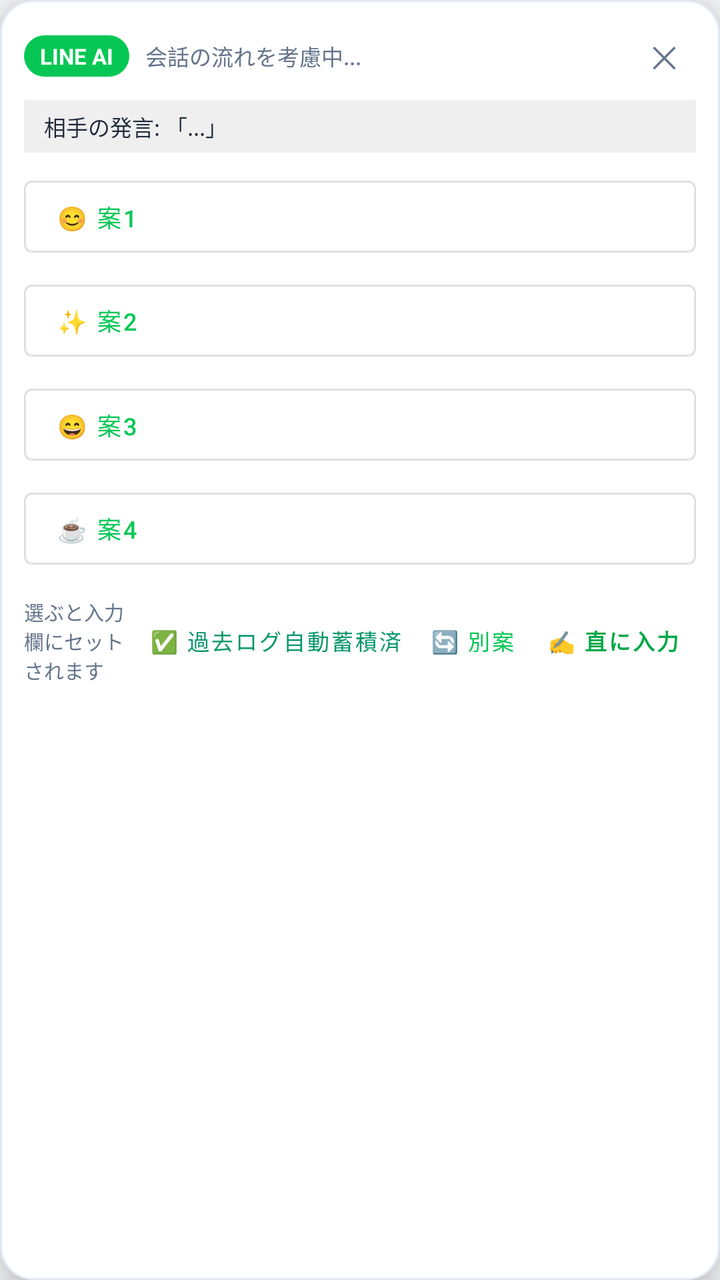
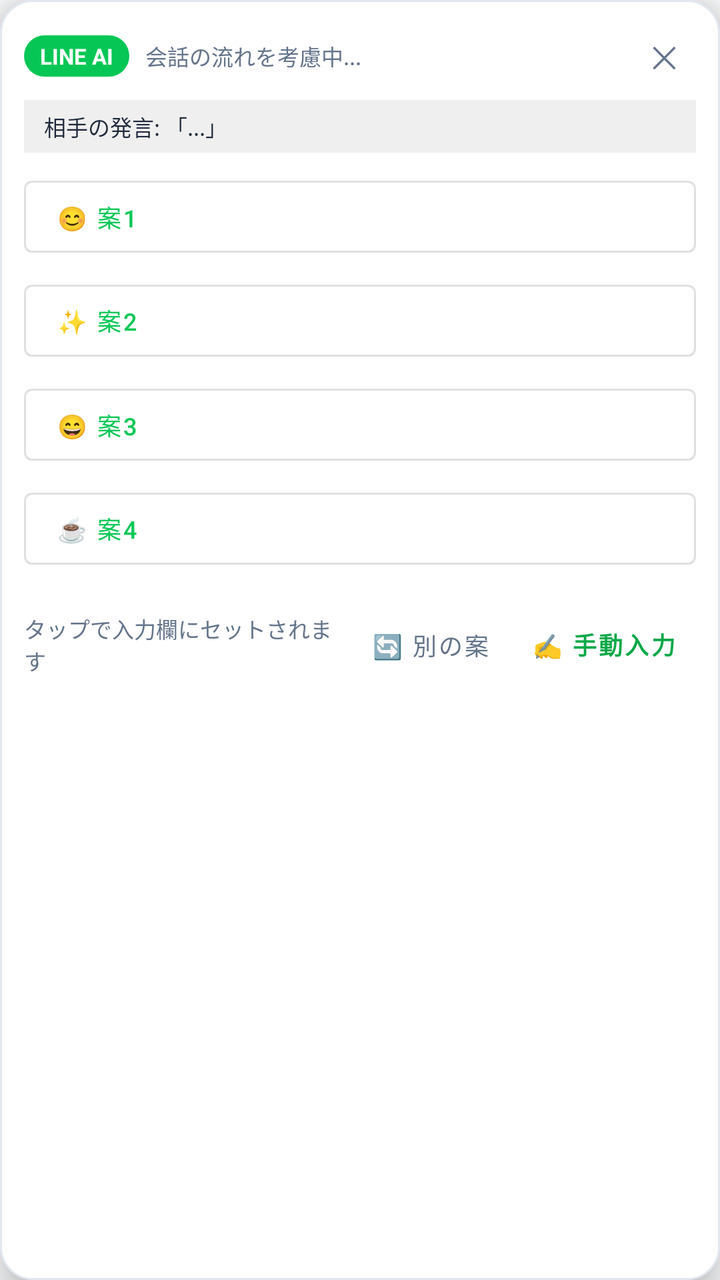

Compare the two renders of this Android layout. The source of the first and the diff that turns it into the second are given below.
<!-- AndroidManifest.xml: application theme Theme.LineAiReply -->
<!-- res/layout/overlay_line_replies.xml -->
<?xml version="1.0" encoding="utf-8"?>
<LinearLayout xmlns:android="http://schemas.android.com/apk/res/android"
    android:id="@+id/cardRoot"
    android:layout_width="match_parent"
    android:layout_height="wrap_content"
    android:background="@drawable/bg_reply_sheet"
    android:elevation="12dp"
    android:orientation="vertical"
    android:padding="12dp">

    
    <LinearLayout
        android:layout_width="match_parent"
        android:layout_height="wrap_content"
        android:gravity="center_vertical"
        android:orientation="horizontal">

        <TextView
            android:id="@+id/textPlatformTag"
            android:layout_width="wrap_content"
            android:layout_height="wrap_content"
            android:background="@drawable/bg_line_pill"
            android:paddingHorizontal="8dp"
            android:paddingVertical="3dp"
            android:text="LINE AI"
            android:textColor="@color/white"
            android:textSize="11sp"
            android:textStyle="bold" />

        <TextView
            android:id="@+id/textContextSummary"
            android:layout_width="0dp"
            android:layout_height="wrap_content"
            android:layout_marginStart="8dp"
            android:layout_weight="1"
            android:ellipsize="end"
            android:maxLines="1"
            android:text="会話の流れを考慮中..."
            android:textColor="@color/text_secondary"
            android:textSize="11sp" />

        <TextView
            android:id="@+id/btnClose"
            android:layout_width="32dp"
            android:layout_height="32dp"
            android:gravity="center"
            android:text="✕"
            android:textColor="@color/text_secondary"
            android:textSize="15sp" />
    </LinearLayout>

    
    <TextView
        android:id="@+id/textPartnerMessagePreview"
        android:layout_width="match_parent"
        android:layout_height="wrap_content"
        android:layout_marginTop="6dp"
        android:background="#10000000"
        android:paddingHorizontal="10dp"
        android:paddingVertical="5dp"
        android:ellipsize="end"
        android:maxLines="2"
        android:text="相手の発言: 「...」"
        android:textColor="@color/text_primary"
        android:textSize="11sp" />

    
    <LinearLayout
        android:id="@+id/optionsLayout"
        android:layout_width="match_parent"
        android:layout_height="wrap_content"
        android:layout_marginTop="8dp"
        android:orientation="vertical">

        <Button
            android:id="@+id/btnOpt1"
            style="@style/Widget.MaterialComponents.Button.OutlinedButton"
            android:layout_width="match_parent"
            android:layout_height="wrap_content"
            android:layout_marginBottom="4dp"
            android:gravity="start|center_vertical"
            android:paddingVertical="6dp"
            android:text="😊 案1"
            android:textAllCaps="false"
            android:textSize="12sp" />

        <Button
            android:id="@+id/btnOpt2"
            style="@style/Widget.MaterialComponents.Button.OutlinedButton"
            android:layout_width="match_parent"
            android:layout_height="wrap_content"
            android:layout_marginBottom="4dp"
            android:gravity="start|center_vertical"
            android:paddingVertical="6dp"
            android:text="✨ 案2"
            android:textAllCaps="false"
            android:textSize="12sp" />

        <Button
            android:id="@+id/btnOpt3"
            style="@style/Widget.MaterialComponents.Button.OutlinedButton"
            android:layout_width="match_parent"
            android:layout_height="wrap_content"
            android:layout_marginBottom="4dp"
            android:gravity="start|center_vertical"
            android:paddingVertical="6dp"
            android:text="😄 案3"
            android:textAllCaps="false"
            android:textSize="12sp" />

        <Button
            android:id="@+id/btnOpt4"
            style="@style/Widget.MaterialComponents.Button.OutlinedButton"
            android:layout_width="match_parent"
            android:layout_height="wrap_content"
            android:layout_marginBottom="6dp"
            android:gravity="start|center_vertical"
            android:paddingVertical="6dp"
            android:text="☕ 案4"
            android:textAllCaps="false"
            android:textSize="12sp" />
    </LinearLayout>

    
    <LinearLayout
        android:layout_width="match_parent"
        android:layout_height="wrap_content"
        android:gravity="center_vertical"
        android:orientation="horizontal"
        android:paddingTop="2dp">

        <TextView
            android:layout_width="0dp"
            android:layout_height="wrap_content"
            android:layout_weight="1"
            android:text="選ぶと入力欄にセットされます"
            android:textColor="@color/text_secondary"
            android:textSize="10sp" />

        <Button
            android:id="@+id/btnQuickLineInvite"
            style="@style/Widget.MaterialComponents.Button.TextButton"
            android:layout_width="wrap_content"
            android:layout_height="wrap_content"
            android:minWidth="0dp"
            android:paddingHorizontal="6dp"
            android:text="📲 LINE誘う"
            android:textColor="#D97706"
            android:visibility="gone"
            android:textSize="11sp" />

        <Button
            android:id="@+id/btnAutoScanHistory"
            style="@style/Widget.MaterialComponents.Button.TextButton"
            android:layout_width="wrap_content"
            android:layout_height="wrap_content"
            android:minWidth="0dp"
            android:paddingHorizontal="6dp"
            android:text="✅ 過去ログ自動蓄積済"
            android:textColor="#059669"
            android:textSize="11sp" />

        <Button
            android:id="@+id/btnRegenerate"
            style="@style/Widget.MaterialComponents.Button.TextButton"
            android:layout_width="wrap_content"
            android:layout_height="wrap_content"
            android:minWidth="0dp"
            android:paddingHorizontal="8dp"
            android:text="🔄 別案"
            android:textSize="11sp" />

        <Button
            android:id="@+id/btnDirectType"
            style="@style/Widget.MaterialComponents.Button.TextButton"
            android:layout_width="wrap_content"
            android:layout_height="wrap_content"
            android:minWidth="0dp"
            android:paddingHorizontal="8dp"
            android:text="✍️ 直に入力"
            android:textColor="@color/line_green_dark"
            android:textSize="11sp"
            android:textStyle="bold" />
    </LinearLayout>

</LinearLayout>
<!-- resources referenced by this layout -->
<resources>
  <color name="line_green_dark">#05A847</color>
  <color name="text_primary">#1E293B</color>
  <color name="text_secondary">#64748B</color>
  <color name="white">#FFFFFF</color>
  <!-- drawable bg_line_pill (drawable) -->
  <?xml version="1.0" encoding="utf-8"?>
  <shape xmlns:android="http://schemas.android.com/apk/res/android"
      android:shape="rectangle">
      <solid android:color="@color/line_green" />
      <corners android:radius="999dp" />
  </shape>
  <!-- drawable bg_reply_sheet (drawable) -->
  <?xml version="1.0" encoding="utf-8"?>
  <shape xmlns:android="http://schemas.android.com/apk/res/android"
      android:shape="rectangle">
      <solid android:color="@color/white" />
      <corners android:radius="16dp" />
      <stroke android:width="1dp" android:color="@color/border" />
  </shape>
  <style name="Theme.LineAiReply" parent="Theme.MaterialComponents.DayNight.NoActionBar">
          <item name="colorPrimary">@color/line_green</item>
          <item name="colorPrimaryDark">@color/line_green_dark</item>
          <item name="android:windowBackground">@color/bg_light</item>
      </style>
  <color name="line_green">#06C755</color>
  <color name="border">#E2E8F0</color>
  <color name="bg_light">#F8FAFC</color>
</resources>

<!-- the commit's change to res/layout/overlay_line_replies.xml (unified diff, before → after) -->
@@ -127,37 +127,14 @@
         android:layout_height="wrap_content"
         android:gravity="center_vertical"
         android:orientation="horizontal"
-        android:paddingTop="2dp">
+        android:paddingTop="4dp">
 
         <TextView
             android:layout_width="0dp"
             android:layout_height="wrap_content"
             android:layout_weight="1"
-            android:text="選ぶと入力欄にセットされます"
+            android:text="タップで入力欄にセットされます"
             android:textColor="@color/text_secondary"
-            android:textSize="10sp" />
-
-        <Button
-            android:id="@+id/btnQuickLineInvite"
-            style="@style/Widget.MaterialComponents.Button.TextButton"
-            android:layout_width="wrap_content"
-            android:layout_height="wrap_content"
-            android:minWidth="0dp"
-            android:paddingHorizontal="6dp"
-            android:text="📲 LINE誘う"
-            android:textColor="#D97706"
-            android:visibility="gone"
-            android:textSize="11sp" />
-
-        <Button
-            android:id="@+id/btnAutoScanHistory"
-            style="@style/Widget.MaterialComponents.Button.TextButton"
-            android:layout_width="wrap_content"
-            android:layout_height="wrap_content"
-            android:minWidth="0dp"
-            android:paddingHorizontal="6dp"
-            android:text="✅ 過去ログ自動蓄積済"
-            android:textColor="#059669"
             android:textSize="11sp" />
 
         <Button
@@ -166,9 +143,10 @@
             android:layout_width="wrap_content"
             android:layout_height="wrap_content"
             android:minWidth="0dp"
-            android:paddingHorizontal="8dp"
-            android:text="🔄 別案"
-            android:textSize="11sp" />
+            android:paddingHorizontal="10dp"
+            android:text="🔄 別の案"
+            android:textColor="@color/text_secondary"
+            android:textSize="12sp" />
 
         <Button
             android:id="@+id/btnDirectType"
@@ -176,10 +154,10 @@
             android:layout_width="wrap_content"
             android:layout_height="wrap_content"
             android:minWidth="0dp"
-            android:paddingHorizontal="8dp"
-            android:text="✍️ 直に入力"
+            android:paddingHorizontal="10dp"
+            android:text="✍️ 手動入力"
             android:textColor="@color/line_green_dark"
-            android:textSize="11sp"
+            android:textSize="12sp"
             android:textStyle="bold" />
     </LinearLayout>
 
